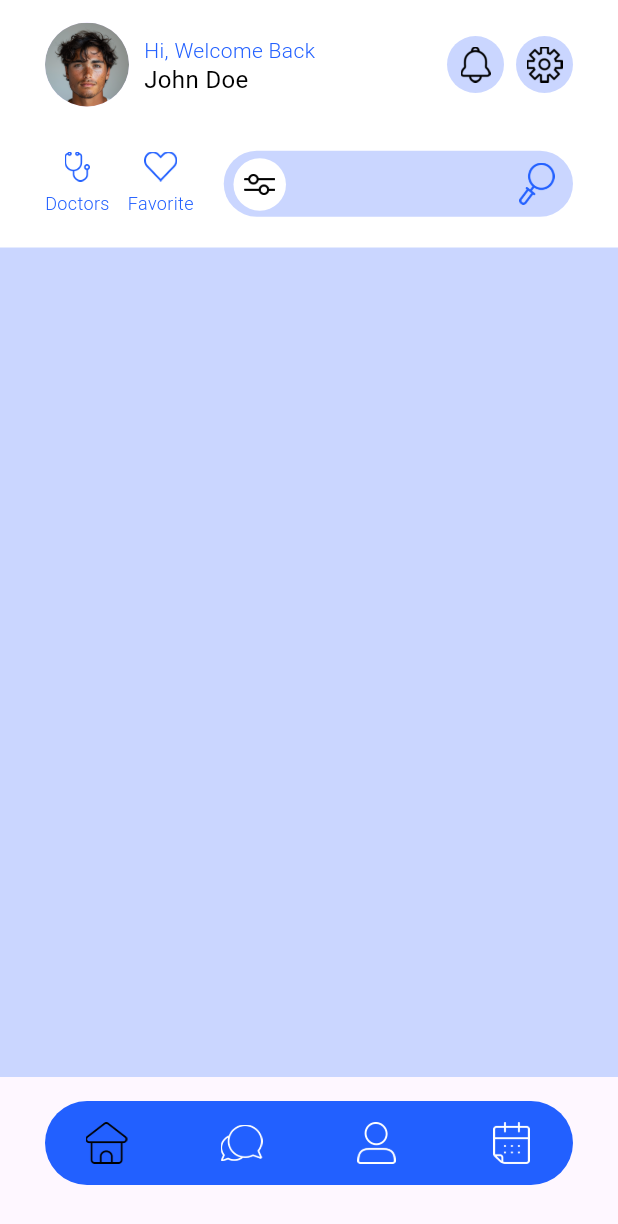
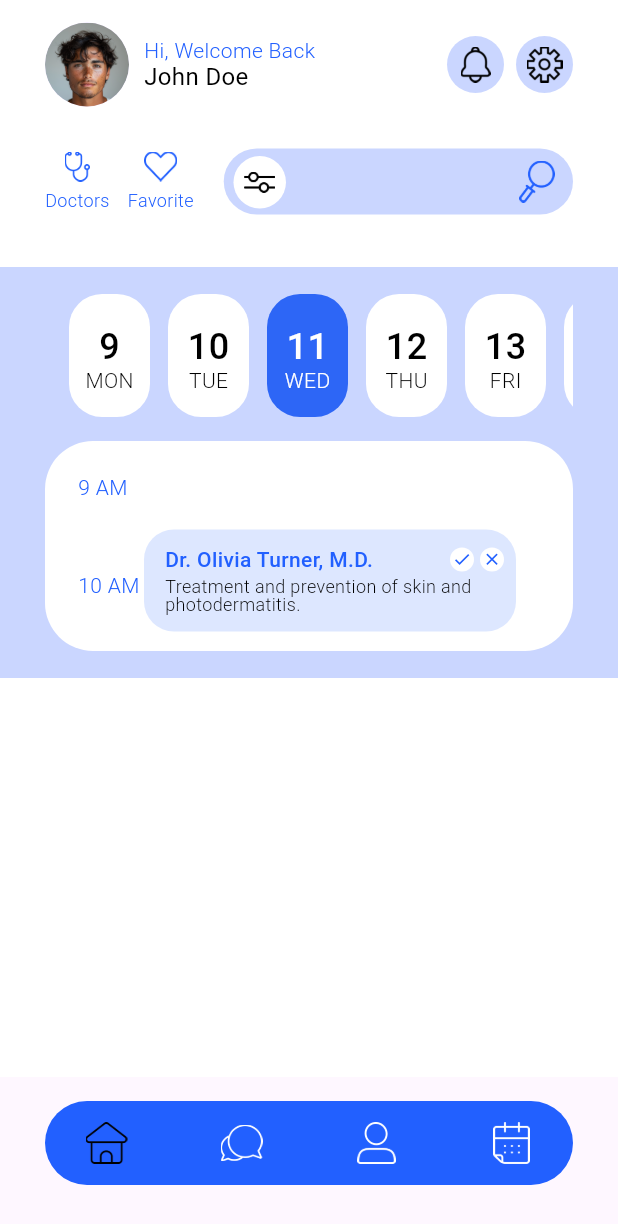
Before and after one commit to martsinko/medecine_app, a Flutter app: the HomePage screen opened by its route, on a phone screen of 412 x 824 dp. Shown: the top 1224 px of the screen. Run offline on Flutter 3.47's test engine with Material 3 defaults, Android fonts, the phone set to English and light mode, and no system bars; our stand-ins replace animated_splash_screen, firebase_core, flutter_riverpod, go_router, google_fonts, mask_text_input_formatter; accounts and stored records are empty; generated files the repository leaves out were written again; statements that could not run were skipped.

Commit message:
Added Calendar

```diff
--- a/lib/core/constants/app_styles.dart
+++ b/lib/core/constants/app_styles.dart
@@ -1,5 +1,6 @@
 import 'package:flutter/material.dart';
 import 'package:google_fonts/google_fonts.dart';
+import 'package:medicity_app/core/constants/app_index.dart';
 
 abstract final class AppStyles {
   static TextStyle leagueSpartan48 = GoogleFonts.leagueSpartan(
@@ -25,6 +26,12 @@ abstract final class AppStyles {
     height: 0,
     color: Colors.black,
   );
+  static TextStyle leagueSpartan14 = GoogleFonts.leagueSpartan(
+    fontSize: 14,
+    fontWeight: FontWeight.w500,
+    height: 0,
+    color: AppColors.welcomeBlue,
+  );
   static TextStyle leagueSpartan12W600 = GoogleFonts.leagueSpartan(
     fontSize: 12,
     fontWeight: FontWeight.w600,
@@ -34,5 +41,6 @@ abstract final class AppStyles {
     fontSize: 12,
     fontWeight: FontWeight.w300,
     color: Colors.black,
+    height: 0,
   );
 }
--- /dev/null
+++ b/lib/features/home/presentation/providers/select_date_provider.dart
@@ -0,0 +1,3 @@
+import 'package:flutter_riverpod/flutter_riverpod.dart';
+
+final selectedDateProvider = StateProvider<DateTime>((ref) => DateTime.now());
--- a/lib/features/home/presentation/screens/home_page.dart
+++ b/lib/features/home/presentation/screens/home_page.dart
@@ -1,15 +1,61 @@
+import 'package:flutter_riverpod/flutter_riverpod.dart';
 import 'package:flutter/material.dart';
 import '../../../../core/constants/app_index.dart';
+import '../providers/select_date_provider.dart';
+import '../widgets/events_mock.dart';
 import '../widgets/header_widget.dart';
+import '../widgets/timeline.dart';
+import '../widgets/week_calendar.dart';
 
-class HomePage extends StatelessWidget {
+class HomePage extends ConsumerWidget {
   const HomePage({super.key});
 
   @override
-  Widget build(BuildContext context) {
+  Widget build(BuildContext context, WidgetRef ref) {
+    final selectedDate = ref.watch(selectedDateProvider);
+    final selectedDateWithoutTime = DateTime(
+      selectedDate.year,
+      selectedDate.month,
+      selectedDate.day,
+    );
+    final eventsForDay = eventsMock[selectedDateWithoutTime] ?? [];
+
     return Scaffold(
-      backgroundColor: AppColors.signUpButtonBlue,
-      body: SafeArea(child: Column(children: [HeaderWidget()])),
+      backgroundColor: Colors.white,
+      body: SafeArea(
+        child: Column(
+          children: [
+            HeaderWidget(),
+            SizedBox(height: 16),
+            Container(
+              padding: EdgeInsets.symmetric(horizontal: 30, vertical: 18),
+              color: AppColors.signUpButtonBlue,
+              child: Column(
+                children: [
+                  WeekCalendar(
+                    selectedDate: selectedDate,
+                    onSelect: (date) {
+                      ref.read(selectedDateProvider.notifier).state = date;
+                      print(date);
+                    },
+                  ),
+                  SizedBox(height: 16),
+                  Container(
+                    decoration: BoxDecoration(
+                      borderRadius: BorderRadius.circular(20),
+                    ),
+                    height: 140,
+                    child: Timeline(
+                      selectedDate: selectedDateWithoutTime,
+                      events: {selectedDateWithoutTime: eventsForDay},
+                    ),
+                  ),
+                ],
+              ),
+            ),
+          ],
+        ),
+      ),
     );
   }
 }
--- /dev/null
+++ b/lib/features/home/presentation/widgets/event_card.dart
@@ -0,0 +1,78 @@
+import 'package:flutter/material.dart';
+import 'package:medicity_app/core/constants/app_index.dart';
+import 'package:medicity_app/features/home/presentation/widgets/time_slot.dart';
+
+class EventCard extends StatelessWidget {
+  final Event event;
+
+  const EventCard(this.event, {super.key});
+
+  @override
+  Widget build(BuildContext context) {
+    return Container(
+      padding: const EdgeInsets.only(left: 14, top: 12, bottom: 12, right: 8),
+      decoration: BoxDecoration(
+        color: const Color(0xFFDDE7FF),
+        borderRadius: BorderRadius.circular(20),
+      ),
+      child: Row(
+        children: [
+          Expanded(
+            child: Column(
+              crossAxisAlignment: CrossAxisAlignment.start,
+              children: [
+                Row(
+                  crossAxisAlignment: CrossAxisAlignment.center,
+                  children: [
+                    Expanded(
+                      child: Text(
+                        event.title,
+                        style: AppStyles.leagueSpartan14,
+                      ),
+                    ),
+                    Container(
+                      height: 16,
+                      width: 16,
+                      decoration: BoxDecoration(
+                        color: Colors.white,
+                        shape: BoxShape.circle,
+                      ),
+                      child: Center(
+                        child: Icon(
+                          Icons.check,
+                          color: AppColors.welcomeBlue,
+                          size: 13,
+                        ),
+                      ),
+                    ),
+                    SizedBox(width: 4),
+                    Container(
+                      height: 16,
+                      width: 16,
+                      decoration: BoxDecoration(
+                        color: Colors.white,
+                        shape: BoxShape.circle,
+                      ),
+                      child: Center(
+                        child: Icon(
+                          Icons.close,
+                          color: AppColors.welcomeBlue,
+                          size: 13,
+                        ),
+                      ),
+                    ),
+                  ],
+                ),
+                const SizedBox(height: 4),
+                Text(
+                  event.description,
+                  style: AppStyles.leagueSpartan12W300.copyWith(height: 1),
+                ),
+              ],
+            ),
+          ),
+        ],
+      ),
+    );
+  }
+}
--- /dev/null
+++ b/lib/features/home/presentation/widgets/events_mock.dart
@@ -0,0 +1,18 @@
+import 'time_slot.dart';
+
+final Map<DateTime, List<Event>> eventsMock = {
+  DateTime(2026, 2, 11): [
+    Event(
+      title: 'Dr. Olivia Turner, M.D.',
+      description: 'Treatment and prevention of skin and photodermatitis.',
+      hour: 10,
+    ),
+  ],
+  DateTime(2026, 2, 15): [
+    Event(
+      title: 'Dr. Olivia Turner, M.D.',
+      description: 'Treatment and prevention of skin and photodermatitis.',
+      hour: 18,
+    ),
+  ],
+};
--- /dev/null
+++ b/lib/features/home/presentation/widgets/time_slot.dart
@@ -0,0 +1,67 @@
+import 'package:dotted_dashed_line/dotted_dashed_line.dart';
+import 'package:flutter/material.dart';
+import 'package:medicity_app/core/constants/app_index.dart';
+
+import 'event_card.dart';
+
+class TimeSlot extends StatelessWidget {
+  final int hour;
+  final Event? event;
+
+  const TimeSlot({super.key, required this.hour, this.event});
+
+  @override
+  Widget build(BuildContext context) {
+    return SizedBox(
+      height: event != null ? 100 : 30,
+      child: Row(
+        crossAxisAlignment: CrossAxisAlignment.center,
+        children: [
+          SizedBox(
+            width: 44,
+            child: Text(
+              '${hour % 12 == 0 ? 12 : hour % 12} ${hour < 12 ? 'AM' : 'PM'}',
+              style: AppStyles.leagueSpartan12W300.copyWith(
+                color: AppColors.welcomeBlue,
+                fontSize: 14,
+              ),
+            ),
+          ),
+          Expanded(
+            child: Stack(
+              children: [
+                if (event == null)
+                  Positioned(
+                    top: 13,
+                    left: 0,
+                    right: 0,
+                    child: DottedDashedLine(
+                      height: 0,
+                      width: 0,
+                      axis: Axis.horizontal,
+                      dashColor: AppColors.welcomeBlue,
+                    ),
+                  ),
+                if (event != null)
+                  Positioned(
+                    top: 13,
+                    left: 0,
+                    right: 16,
+                    child: EventCard(event!),
+                  ),
+              ],
+            ),
+          ),
+        ],
+      ),
+    );
+  }
+}
+
+class Event {
+  final String title;
+  final String description;
+  final int hour;
+
+  Event({required this.title, required this.description, required this.hour});
+}
--- /dev/null
+++ b/lib/features/home/presentation/widgets/timeline.dart
@@ -0,0 +1,37 @@
+import 'package:flutter/material.dart';
+import 'time_slot.dart';
+
+class Timeline extends StatelessWidget {
+  final DateTime selectedDate;
+  final Map<DateTime, List<Event>> events;
+
+  const Timeline({super.key, required this.selectedDate, required this.events});
+
+  @override
+  Widget build(BuildContext context) {
+    final dayEvents = events[selectedDate] ?? [];
+
+    return Container(
+      decoration: const BoxDecoration(
+        color: Colors.white,
+        borderRadius: BorderRadius.all(Radius.circular(32)),
+      ),
+      child: ListView.builder(
+        padding: const EdgeInsets.all(16),
+        itemCount: 12,
+        itemBuilder: (_, i) {
+          final hour = 9 + i;
+          final event = dayEvents
+              .where((e) => e.hour == hour)
+              .cast<Event?>()
+              .firstOrNull;
+
+          return Padding(
+            padding: const EdgeInsets.symmetric(horizontal: 6.0),
+            child: TimeSlot(hour: hour, event: event),
+          );
+        },
+      ),
+    );
+  }
+}
--- /dev/null
+++ b/lib/features/home/presentation/widgets/week_calendar.dart
@@ -0,0 +1,69 @@
+import 'package:flutter/material.dart';
+import 'package:intl/intl.dart';
+import 'package:medicity_app/core/constants/app_index.dart';
+
+class WeekCalendar extends StatelessWidget {
+  final DateTime selectedDate;
+  final ValueChanged<DateTime> onSelect;
+
+  const WeekCalendar({
+    super.key,
+    required this.selectedDate,
+    required this.onSelect,
+  });
+
+  @override
+  Widget build(BuildContext context) {
+    final start = selectedDate.subtract(
+      Duration(days: selectedDate.weekday - 1),
+    );
+
+    return SizedBox(
+      height: 82,
+      child: ListView.separated(
+        scrollDirection: Axis.horizontal,
+        padding: const EdgeInsets.symmetric(horizontal: 16),
+        itemCount: 7,
+        separatorBuilder: (_, __) => const SizedBox(width: 12),
+        itemBuilder: (_, i) {
+          final date = start.add(Duration(days: i));
+          final isSelected = _sameDay(date, selectedDate);
+
+          return GestureDetector(
+            onTap: () => onSelect(date),
+            child: Container(
+              width: 54,
+              padding: EdgeInsets.only(top: 17, bottom: 12),
+              decoration: BoxDecoration(
+                color: isSelected ? const Color(0xFF2D66F6) : Colors.white,
+                borderRadius: BorderRadius.circular(22),
+              ),
+              child: Column(
+                mainAxisAlignment: MainAxisAlignment.center,
+                children: [
+                  Text(
+                    '${date.day}',
+                    style: AppStyles.leagueSpartan24.copyWith(
+                      color: isSelected ? Colors.white : Colors.black,
+                    ),
+                  ),
+
+                  Text(
+                    DateFormat('EEE').format(date).toUpperCase(),
+                    style: AppStyles.leagueSpartan12W300.copyWith(
+                      fontSize: 14,
+                      color: isSelected ? Colors.white : Colors.black,
+                    ),
+                  ),
+                ],
+              ),
+            ),
+          );
+        },
+      ),
+    );
+  }
+
+  bool _sameDay(DateTime a, DateTime b) =>
+      a.year == b.year && a.month == b.month && a.day == b.day;
+}
--- a/lib/main.dart
+++ b/lib/main.dart
@@ -1,5 +1,6 @@
 import 'package:firebase_core/firebase_core.dart';
 import 'package:flutter/material.dart';
+import 'package:flutter_riverpod/flutter_riverpod.dart';
 import 'app/router/router.dart';
 import 'firebase_options.dart';
 
@@ -8,7 +9,7 @@ void main() async {
 
   await Firebase.initializeApp(options: DefaultFirebaseOptions.currentPlatform);
 
-  runApp(const MyApp());
+  runApp(const ProviderScope(child: MyApp()));
 }
 
 class MyApp extends StatelessWidget {
--- a/pubspec.yaml
+++ b/pubspec.yaml
@@ -46,6 +46,8 @@ dependencies:
   google_fonts: ^8.0.1
   animated_splash_screen: ^1.3.0
   mask_text_input_formatter: ^2.9.0
+  intl: ^0.20.2
+  dotted_dashed_line: ^0.0.3
 
 dev_dependencies:
   flutter_test:
```
Also changed, not shown: pubspec.lock.
